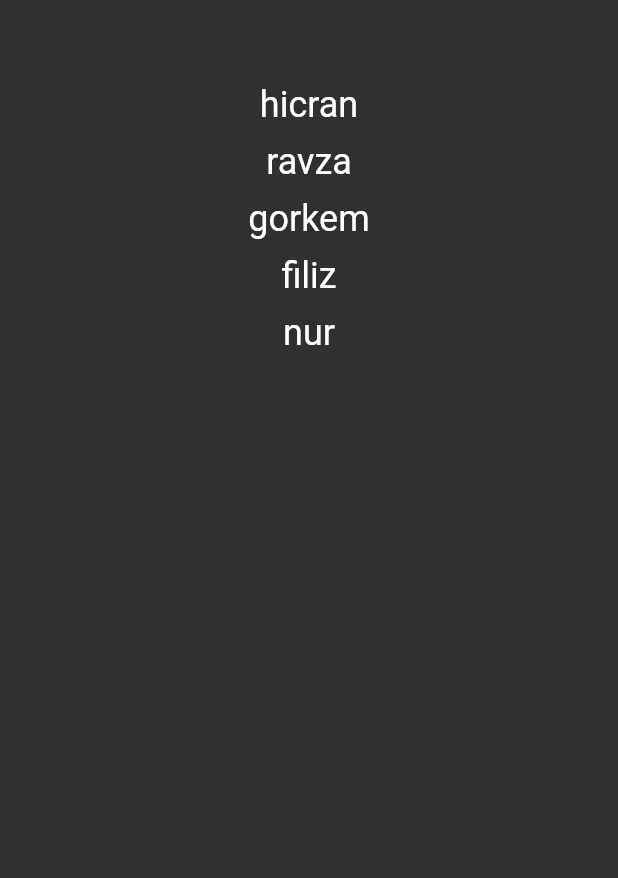
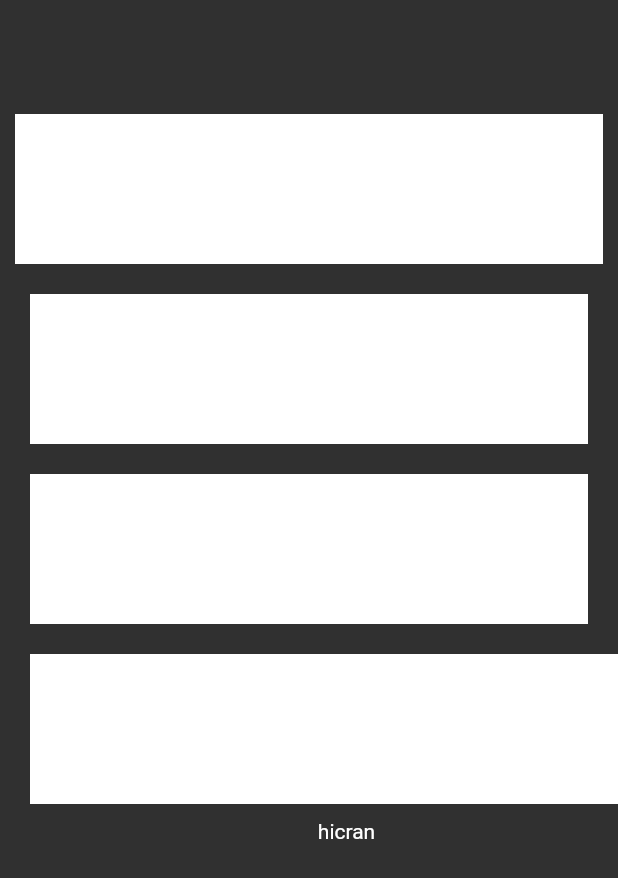
Before and after one commit to hicranfiliz/flutter_learn, a Flutter app: the screen it shows after launch, on a phone screen of 412 x 824 dp. Shown: the top 878 px of the screen. Run offline on Flutter 3.47's test engine with Material 2 defaults, Android fonts, the phone set to English and light mode, and no system bars; missing offline and left inert: dart:ffi.

Commit message:
added padding properties and padding class

```diff
--- /dev/null
+++ b/lib/101/padding_learn.dart
@@ -0,0 +1,61 @@
+import 'package:flutter/material.dart';
+
+class PaddingLearn extends StatelessWidget {
+  const PaddingLearn({super.key});
+// birden cok padding varsa butun hepsinin ayni yerden baslamasi icin bunu
+// yani padding'i ana widget'a vermelyiz. ana widget'i (burada column) padding ile sarmalamaliyiz.
+  @override
+  Widget build(BuildContext context) {
+    return Scaffold(
+      appBar: AppBar(),
+      body: Padding(
+        padding: ProjectPadding.PagePaddingVertical,
+        child: Column(
+          children: [
+            Padding(
+              padding: const EdgeInsets.all(10),
+              child: Container(
+                color: Colors.white,
+                height: 100,
+              ),
+            ),
+            Padding(
+              padding: const EdgeInsets.symmetric(vertical: 10, horizontal: 20),
+              child: Container(
+                color: Colors.white,
+                height: 100,
+              ),
+            ),
+            Padding(
+              padding: const EdgeInsets.symmetric(vertical: 10, horizontal: 20),
+              child: Container(
+                color: Colors.white,
+                height: 100,
+              ),
+            ),
+            Padding(
+              padding: ProjectPadding.PagePaddingVertical +
+                  ProjectPadding.pagePaddingLeftOnly,
+              child: Container(
+                padding: EdgeInsets.zero,
+                color: Colors.white,
+                height: 100,
+              ),
+            ),
+            const Padding(
+              padding: EdgeInsets.only(left: 50),
+              child: Text('hicran'),
+            ),
+          ],
+        ),
+      ),
+    );
+  }
+}
+
+//butun sayfalarda ayni padding olmali. uygulamanin ana logicleri.
+class ProjectPadding {
+  // ignore: non_constant_identifier_names, constant_identifier_names
+  static const PagePaddingVertical = EdgeInsets.symmetric(vertical: 10);
+  static const pagePaddingLeftOnly = EdgeInsets.only(left: 20);
+}
--- a/lib/101/stateless_learn.dart
+++ b/lib/101/stateless_learn.dart
@@ -1,6 +1,9 @@
 import 'package:flutter/material.dart';
 
 class StatelessLearn extends StatelessWidget {
+  //textleri her zaman buraya çikart
+  final String title2 = "hicran";
+  final String title3 = "ravza";
   @override
   // build ixinde ekranlari gelistiririz.
   // her widget'in kendine ozel bir build metodu vardir.
@@ -10,11 +13,11 @@ class StatelessLearn extends StatelessWidget {
       body: Column(
         children: [
           TitleTextWidget(
-            title: 'hicran',
+            title: title2,
           ),
           _emptyBox(),
           TitleTextWidget(
-            title: 'ravza',
+            title: title3,
           ),
           _emptyBox(),
           TitleTextWidget(
--- a/lib/main.dart
+++ b/lib/main.dart
@@ -5,6 +5,7 @@ import 'package:flutter/services.dart';
 import 'package:flutter_learn/101/app_bar.dart';
 import 'package:flutter_learn/101/color_learn.dart';
 import 'package:flutter_learn/101/icon_learn.dart';
+import 'package:flutter_learn/101/padding_learn.dart';
 import 'package:flutter_learn/101/stateless_learn.dart';
 
 void main() {
@@ -30,7 +31,7 @@ class MyApp extends StatelessWidget {
             backgroundColor: Colors.transparent,
             elevation: 0,
           )),
-      home: StatelessLearn(),
+      home: const PaddingLearn(),
     );
   }
 }
```
